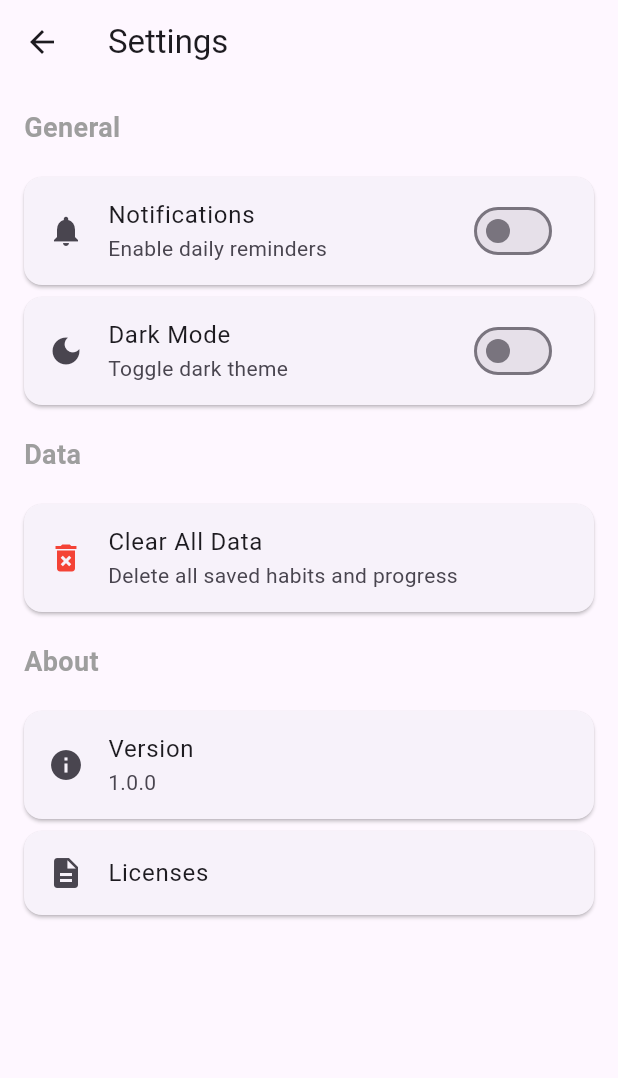
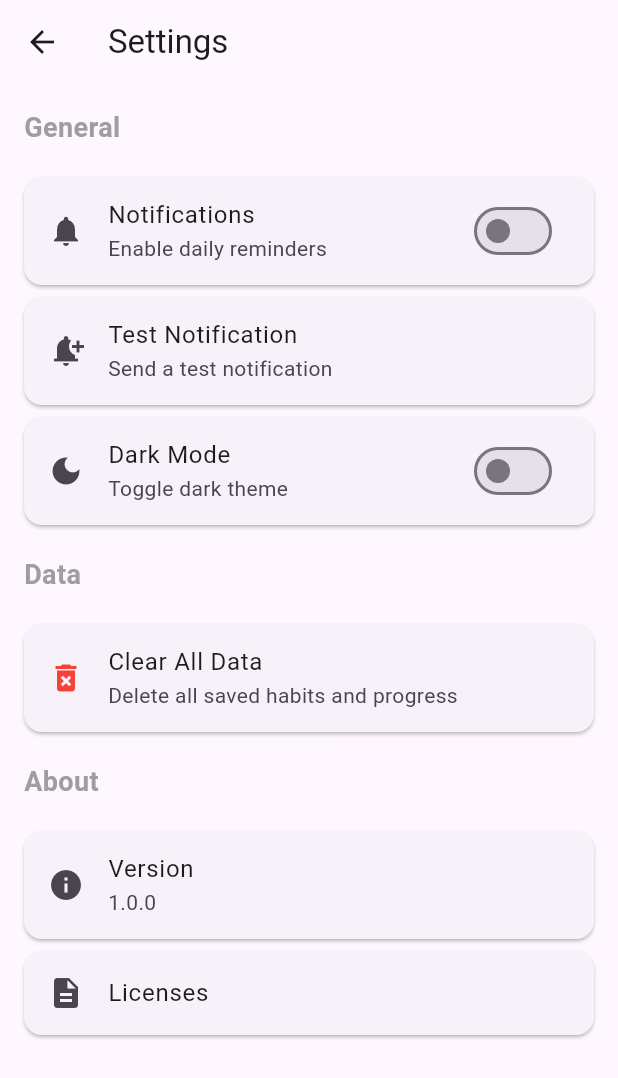
Before and after one commit to b14cknc0d3/habit_tracker, a Flutter app: the SettingsScreen screen opened directly, after a tap on "Notifications", on a phone screen of 412 x 824 dp. Shown: the top 1078 px of the screen. Run offline on Flutter 3.47's test engine with Material 3 defaults, Android fonts, the phone set to English and light mode, and no system bars; our stand-ins replace flutter_local_notifications, shared_preferences, timezone; accounts and stored records are empty.

Commit message:
feat: Add notification service

```diff
--- a/lib/main.dart
+++ b/lib/main.dart
@@ -1,7 +1,10 @@
 import 'package:flutter/material.dart';
 import 'package:habit_tracker/screens/home_screen.dart';
+import 'package:habit_tracker/services/notification_service.dart';
 
-void main() {
+void main() async {
+  WidgetsFlutterBinding.ensureInitialized();
+  await NotificationService().initialize();
   runApp(const MyApp());
 }
 
--- a/lib/screens/settings_screen.dart
+++ b/lib/screens/settings_screen.dart
@@ -1,5 +1,6 @@
 import 'package:flutter/material.dart';
 import 'package:habit_tracker/services/storage_service.dart';
+import 'package:habit_tracker/services/notification_service.dart';
 
 class SettingsScreen extends StatefulWidget {
   const SettingsScreen({super.key});
@@ -10,6 +11,7 @@ class SettingsScreen extends StatefulWidget {
 
 class _SettingsScreenState extends State<SettingsScreen> {
   final StorageService _storageService = StorageService();
+  final NotificationService _notificationService = NotificationService();
   bool _notificationsEnabled = true;
   bool _darkModeEnabled = false;
 
@@ -38,12 +40,51 @@ class _SettingsScreenState extends State<SettingsScreen> {
               title: const Text('Notifications'),
               subtitle: const Text('Enable daily reminders'),
               value: _notificationsEnabled,
-              onChanged: (value) {
-                setState(() {
-                  _notificationsEnabled = value;
-                });
+              onChanged: (value) async {
+                if (value) {
+                  final granted = await _notificationService.requestPermissions();
+                  if (granted) {
+                    setState(() {
+                      _notificationsEnabled = value;
+                    });
+                    await _notificationService.scheduleDailyNotification(
+                      id: 0,
+                      title: 'Habit Reminder',
+                      body: 'Time to complete your daily habits!',
+                      hour: 9,
+                      minute: 0,
+                    );
+                  }
+                } else {
+                  setState(() {
+                    _notificationsEnabled = value;
+                  });
+                  await _notificationService.cancelAllNotifications();
+                }
               },
               secondary: const Icon(Icons.notifications),
+            ),
+          ),
+          Card(
+            margin: const EdgeInsets.symmetric(horizontal: 16, vertical: 4),
+            child: ListTile(
+              leading: const Icon(Icons.notification_add),
+              title: const Text('Test Notification'),
+              subtitle: const Text('Send a test notification'),
+              onTap: () async {
+                await _notificationService.showNotification(
+                  id: 999,
+                  title: 'Test Notification',
+                  body: 'This is a test notification from Habit Tracker!',
+                );
+                if (mounted) {
+                  ScaffoldMessenger.of(context).showSnackBar(
+                    const SnackBar(
+                      content: Text('Test notification sent!'),
+                    ),
+                  );
+                }
+              },
             ),
           ),
           Card(
--- a/pubspec.yaml
+++ b/pubspec.yaml
@@ -37,6 +37,7 @@ dependencies:
   shared_preferences: ^2.2.2
   http: ^1.1.0
   flutter_local_notifications: ^16.3.0
+  timezone: ^0.9.2
 
 dev_dependencies:
   flutter_test:
```
Also changed, not shown: lib/services/notification_service.dart (added, +134 -0 lines).
